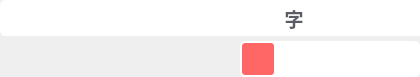
Old version of the form OneGrab/src/BtnBar.ui in the repository whdicu/OneGrab.
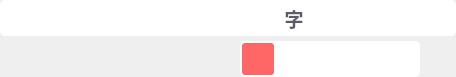
New version of the form. Icons and pictures are not drawn.

Commit message: 1.按钮栏宽度增大

What changed in the file:
```diff
--- a/OneGrab/src/BtnBar.ui
+++ b/OneGrab/src/BtnBar.ui
@@ -6,7 +6,7 @@
    <rect>
     <x>0</x>
     <y>0</y>
-    <width>420</width>
+    <width>456</width>
     <height>77</height>
    </rect>
   </property>
```
